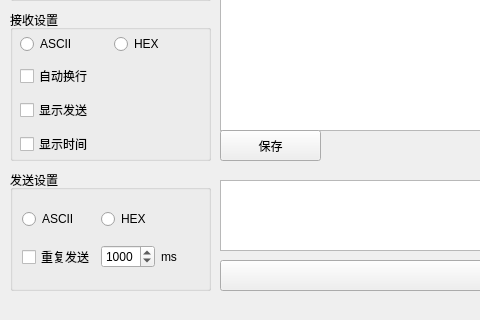
Above: mainwindow.ui from longge0720/SXLSerialPort before the change; both pictures show x 0 to 480 and y 280 to 600 of the 800 by 600 pixel window. Below: the same form after it.
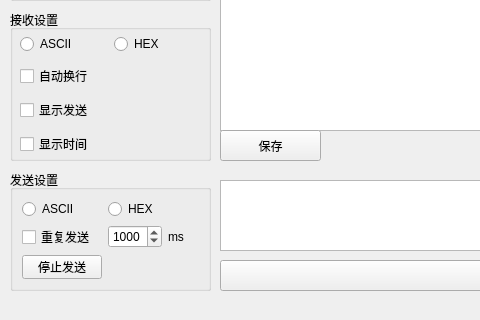
That is the form after the change.

The edit to the form file:
```diff
--- a/mainwindow.ui
+++ b/mainwindow.ui
@@ -187,6 +187,20 @@
      <string>发送设置</string>
     </property>
     <layout class="QGridLayout" name="gridLayout_2">
+     <item row="1" column="0">
+      <widget class="QCheckBox" name="chkRepeatSnd">
+       <property name="text">
+        <string>重复发送</string>
+       </property>
+      </widget>
+     </item>
+     <item row="1" column="2">
+      <widget class="QLabel" name="label_7">
+       <property name="text">
+        <string>ms</string>
+       </property>
+      </widget>
+     </item>
      <item row="0" column="1">
       <widget class="QRadioButton" name="rbtnSndHEX">
        <property name="text">
@@ -201,13 +215,6 @@
        </property>
       </widget>
      </item>
-     <item row="1" column="0">
-      <widget class="QCheckBox" name="checkBox_4">
-       <property name="text">
-        <string>重复发送</string>
-       </property>
-      </widget>
-     </item>
      <item row="1" column="1">
       <widget class="QSpinBox" name="spinBox">
        <property name="maximum">
@@ -218,10 +225,10 @@
        </property>
       </widget>
      </item>
-     <item row="1" column="2">
-      <widget class="QLabel" name="label_7">
+     <item row="2" column="0">
+      <widget class="QPushButton" name="btnStopRepeat">
        <property name="text">
-        <string>ms</string>
+        <string>停止发送</string>
        </property>
       </widget>
      </item>
```
Left out of the diff: 6 changed lines with no effect on the pictures.
